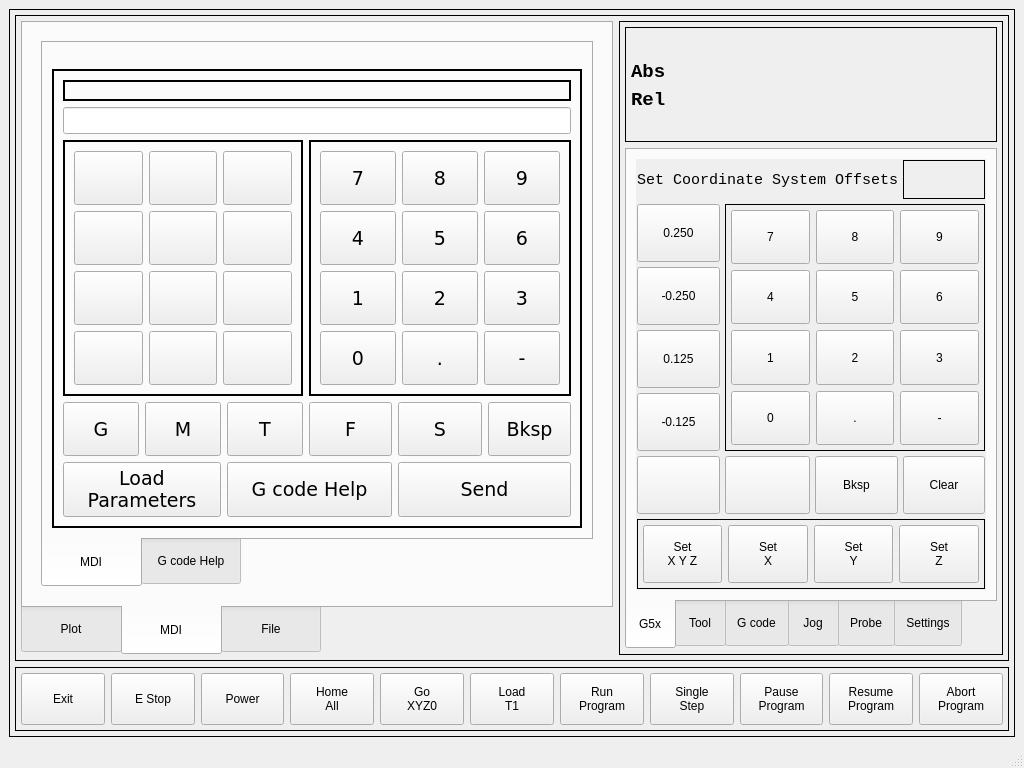
This is mill_touch/ui/mainwindow.ui in jethornton/mill_touch as Qt 5 draws it before an edit. The edited form follows.
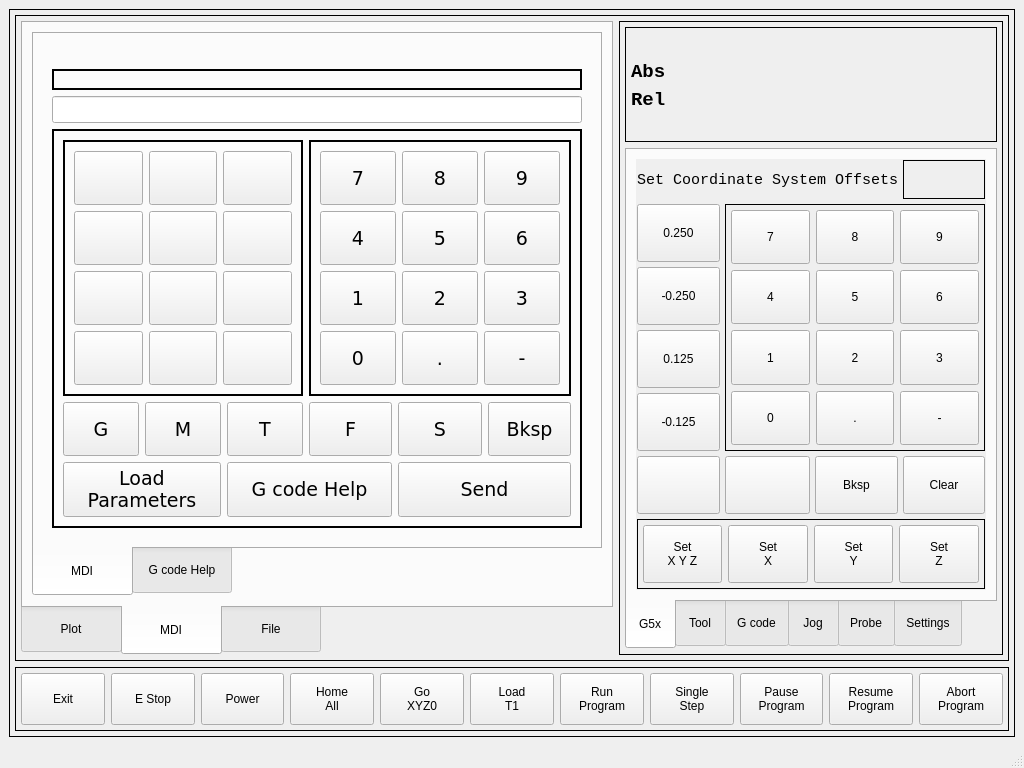
This is the edited form. The open tabs and pages were chosen to show the change. Custom widgets are drawn as their Qt base class.

Diff of the .ui file:
```diff
--- a/mill_touch/ui/mainwindow.ui
+++ b/mill_touch/ui/mainwindow.ui
@@ -196,12 +196,6 @@
              </attribute>
              <layout class="QGridLayout" name="gridLayout_28">
               <item row="0" column="0">
-               <widget class="VCPWidget" name="widget">
-                <property name="rules" stdset="0">
-                 <string>[{&quot;channels&quot;: [{&quot;url&quot;: &quot;status:all_axes_homed&quot;, &quot;trigger&quot;: true}], &quot;property&quot;: &quot;Enable&quot;, &quot;expression&quot;: &quot;ch[0]&quot;, &quot;name&quot;: &quot;New Rule&quot;}]</string>
-                </property>
-                <layout class="QGridLayout" name="gridLayout_30">
-                 <item row="0" column="0">
                   <widget class="QTabWidget" name="tabWidget_3">
                    <property name="styleSheet">
                     <string notr="true">QTabBar::tab {
@@ -221,7 +215,13 @@
                      <string>MDI</string>
                     </attribute>
                     <layout class="QGridLayout" name="gridLayout_31">
-                     <item row="2" column="0">
+                  <item row="0" column="0">
+                   <widget class="VCPWidget" name="widget_3">
+                    <property name="rules" stdset="0">
+                     <string>[{&quot;channels&quot;: [{&quot;url&quot;: &quot;status:all_axes_homed&quot;, &quot;trigger&quot;: true}], &quot;property&quot;: &quot;Enable&quot;, &quot;expression&quot;: &quot;ch[0]&quot;, &quot;name&quot;: &quot;New Rule&quot;}]</string>
+                    </property>
+                    <layout class="QGridLayout" name="gridLayout_3">
+                     <item row="3" column="0">
                       <widget class="QFrame" name="gridFrame">
                        <property name="styleSheet">
                         <string notr="true"/>
@@ -233,16 +233,6 @@
                         <number>2</number>
                        </property>
                        <layout class="QGridLayout" name="gridLayout_29">
-                        <item row="1" column="0" colspan="6">
-                         <widget class="MDIEntry" name="mdiSmartEntry">
-                          <property name="font">
-                           <font>
-                            <family>DejaVu Sans</family>
-                            <pointsize>12</pointsize>
-                           </font>
-                          </property>
-                         </widget>
-                        </item>
                         <item row="8" column="4" colspan="2">
                          <widget class="QPushButton" name="mdiSmartSendBtn">
                           <property name="font">
@@ -503,28 +493,6 @@
                           </layout>
                          </widget>
                         </item>
-                        <item row="0" column="0" colspan="6">
-                         <widget class="QLabel" name="gcodeDescription">
-                          <property name="font">
-                           <font>
-                            <family>DejaVu Sans</family>
-                            <pointsize>11</pointsize>
-                            <weight>9</weight>
-                            <italic>false</italic>
-                            <bold>false</bold>
-                           </font>
-                          </property>
-                          <property name="frameShape">
-                           <enum>QFrame::Box</enum>
-                          </property>
-                          <property name="lineWidth">
-                           <number>2</number>
-                          </property>
-                          <property name="text">
-                           <string/>
-                          </property>
-                         </widget>
-                        </item>
                         <item row="7" column="0">
                          <widget class="QPushButton" name="pushButton_66">
                           <property name="font">
@@ -791,6 +759,38 @@
                        </layout>
                       </widget>
                      </item>
+                     <item row="1" column="0">
+                      <widget class="QLabel" name="gcodeDescription">
+                       <property name="font">
+                        <font>
+                         <family>DejaVu Sans</family>
+                         <pointsize>11</pointsize>
+                         <weight>9</weight>
+                         <italic>false</italic>
+                         <bold>false</bold>
+                        </font>
+                       </property>
+                       <property name="frameShape">
+                        <enum>QFrame::Box</enum>
+                       </property>
+                       <property name="lineWidth">
+                        <number>2</number>
+                       </property>
+                       <property name="text">
+                        <string/>
+                       </property>
+                      </widget>
+                     </item>
+                     <item row="2" column="0">
+                      <widget class="MDIEntry" name="mdiSmartEntry">
+                       <property name="font">
+                        <font>
+                         <family>DejaVu Sans</family>
+                         <pointsize>12</pointsize>
+                        </font>
+                       </property>
+                      </widget>
+                     </item>
                      <item row="0" column="0">
                       <spacer name="verticalSpacer">
                        <property name="orientation">
@@ -806,6 +806,9 @@
                      </item>
                     </layout>
                    </widget>
+                  </item>
+                 </layout>
+                </widget>
                    <widget class="QWidget" name="tab_13">
                     <attribute name="title">
                      <string>G code Help</string>
@@ -835,9 +838,6 @@
                      </item>
                     </layout>
                    </widget>
-                  </widget>
-                 </item>
-                </layout>
                </widget>
               </item>
              </layout>
```
Left out of the diff: 5 changed lines with no effect on the pictures. Lines whose indentation alone changed are shown as unchanged.
